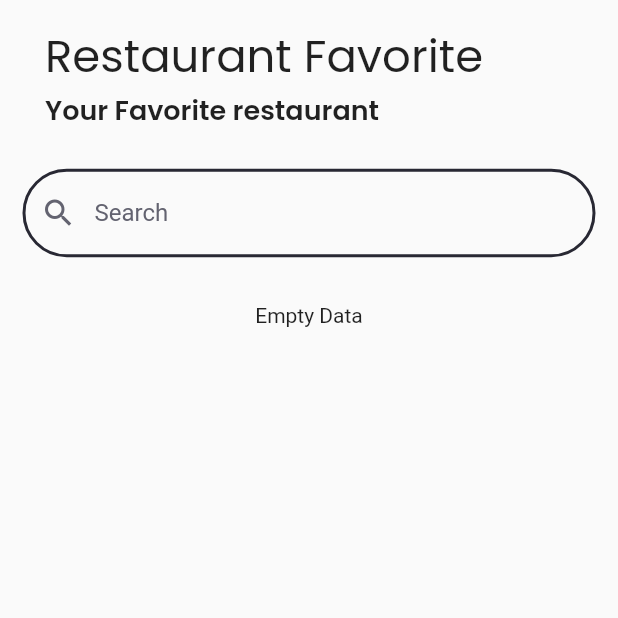
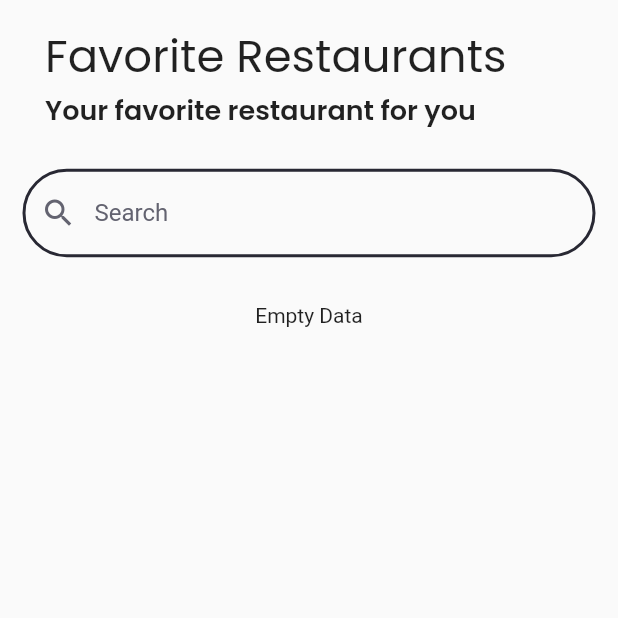
Before and after one commit to komenkx1/restarant-app-flutter, a Flutter app: the FavoriteScreen screen opened directly, on a phone screen of 412 x 824 dp, the top half of it. Run offline on Flutter 3.47's test engine with Material 2 defaults, Android fonts, the phone set to English and light mode, and no system bars; drawn by our look-alikes of pull_to_refresh; our stand-ins replace cached_network_image, flutter_local_notifications, get, google_fonts, rxdart, shared_preferences and 1 more; missing offline and left inert: android_alarm_manager_plus; accounts and stored records are empty; network calls fail.

Commit message:
refactoring code

```diff
--- a/lib/screens/favorite_screen.dart
+++ b/lib/screens/favorite_screen.dart
@@ -3,10 +3,11 @@ import 'package:flutter/material.dart';
 import 'package:google_fonts/google_fonts.dart';
 import 'package:provider/provider.dart';
 import 'package:pull_to_refresh/pull_to_refresh.dart';
+import 'package:restaurant_app/components/header_component.dart';
+import 'package:restaurant_app/components/search_component.dart';
 import 'package:restaurant_app/helper/result_state.dart';
 import 'package:restaurant_app/model/restaurants.dart';
 import 'package:restaurant_app/providers/database_provider.dart';
-import 'package:restaurant_app/theme/custom_theme.dart';
 
 class FavoriteScreen extends StatelessWidget {
   const FavoriteScreen({Key? key}) : super(key: key);
@@ -25,15 +26,9 @@ class FavoriteScreen extends StatelessWidget {
                   child: Column(
                     crossAxisAlignment: CrossAxisAlignment.start,
                     children: [
-                      Padding(
-                        padding: const EdgeInsets.symmetric(horizontal: 15.0),
-                        child: Text("Restaurant Favorite",
-                            style: CustomTheme.headerTextStyle),
-                      ),
-                      Padding(
-                        padding: const EdgeInsets.symmetric(horizontal: 15.0),
-                        child: Text("Your Favorite restaurant",
-                            style: CustomTheme.subHeaderTextStyle),
+                      const HeaderComponent(
+                        headerText: "Favorite Restaurants",
+                        subHeaderText: "Your favorite restaurant for you",
                       ),
                       SearchComponent(
                         hint: "Search",
@@ -128,35 +123,3 @@ class ListRestaurantWidget extends StatelessWidget {
     });
   }
 }
-
-class SearchComponent extends StatelessWidget {
-  const SearchComponent({Key? key, this.onChanged, this.hint})
-      : super(key: key);
-  final ValueChanged<String>? onChanged;
-  final String? hint;
-  @override
-  Widget build(BuildContext context) {
-    return Padding(
-        padding: const EdgeInsets.symmetric(vertical: 25.5),
-        child: TextField(
-            style: const TextStyle(color: Color(0xff636370)),
-            decoration: InputDecoration(
-                focusedBorder: OutlineInputBorder(
-                  borderRadius: BorderRadius.circular(30.0),
-                  borderSide:
-                      const BorderSide(color: Color(0xff282833), width: 2.0),
-                ),
-                enabledBorder: OutlineInputBorder(
-                  borderRadius: BorderRadius.circular(30.0),
-                  borderSide:
-                      const BorderSide(color: Color(0xff282833), width: 2.0),
-                ),
-                hintStyle: const TextStyle(color: Color(0xff636370)),
-                hintText: hint,
-                prefixIcon: const Icon(
-                  Icons.search,
-                  color: Color(0xff636370),
-                )),
-            onChanged: onChanged));
-  }
-}
```
Also changed, not shown: lib/screens/restaurant_screen.dart (+7 -59 lines).
